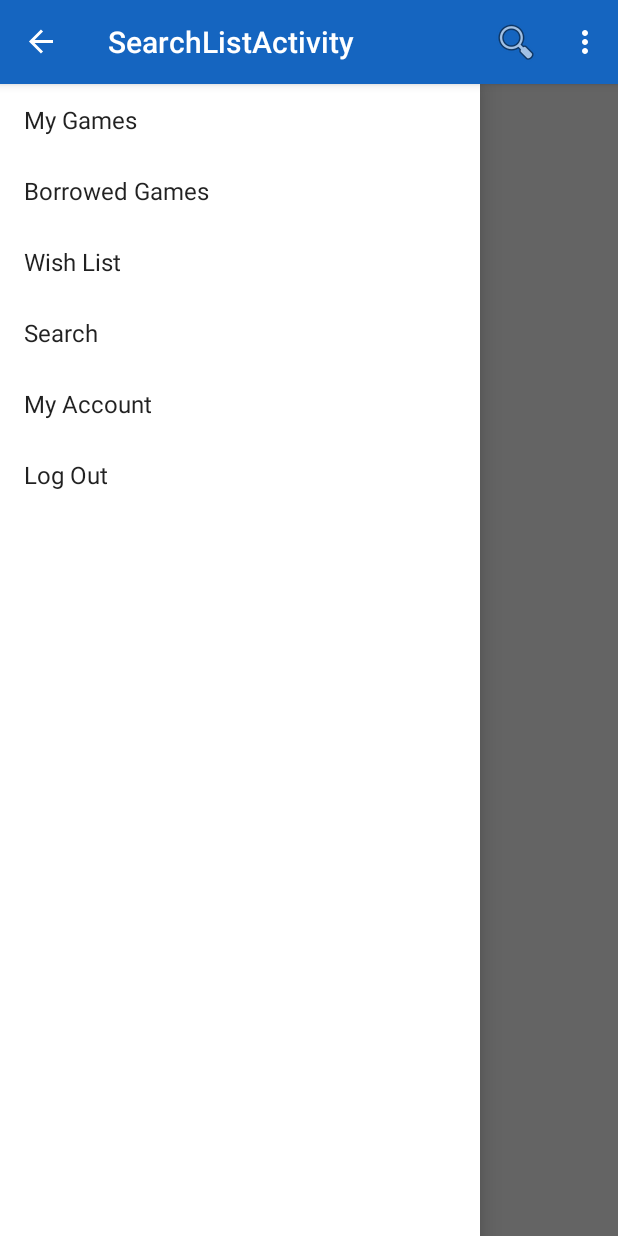
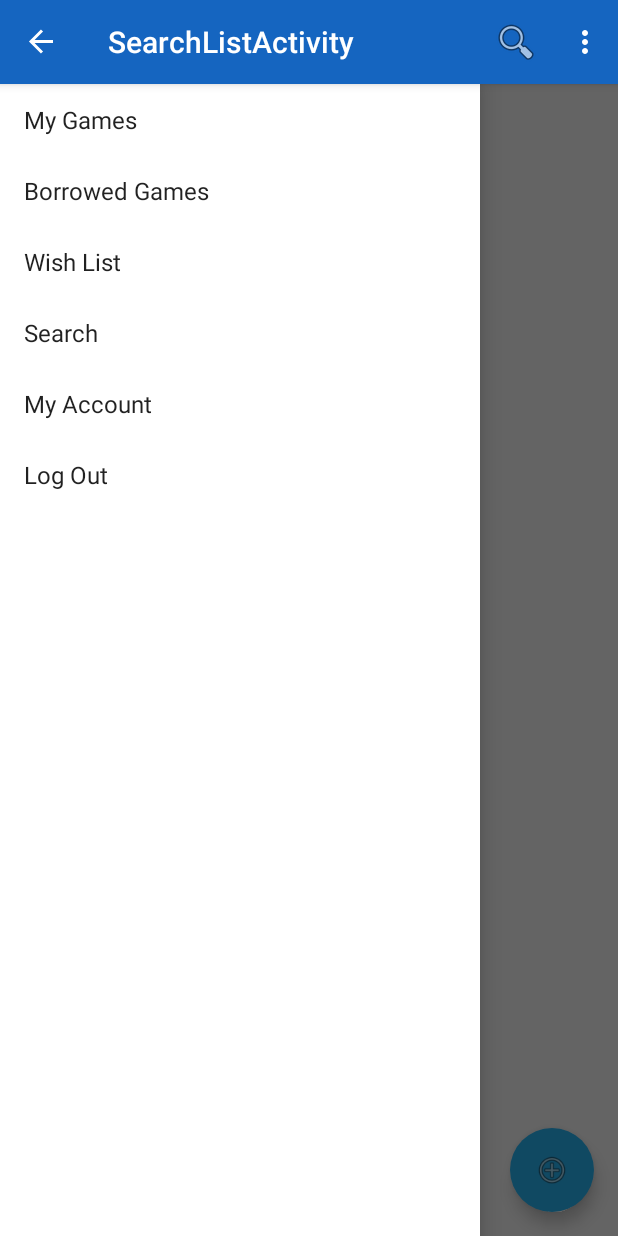
Before and after one commit to CMPUT301W16T18/GameXchange, an Android app: the SearchListActivity screen opened directly, with no data from a screen before it, with the side drawer open, on a phone screen of 412 x 824 dp. Run offline under Robolectric (Android 15) with nearby library versions, the light colour scheme and no system bars; our stand-ins replace Volley; libraries missing offline, so code that uses them is left out: uk.co.deanwild; network calls fail; 2 statements that could not run were skipped.

Commit message:
added FAB, refactored search list xml file

```diff
--- a/src/GameXchange/app/src/main/java/ca/ualberta/cmput301w16t18/gamexchange/SearchListActivity.java
+++ b/src/GameXchange/app/src/main/java/ca/ualberta/cmput301w16t18/gamexchange/SearchListActivity.java
@@ -6,6 +6,7 @@ import android.content.DialogInterface;
 import android.content.Intent;
 import android.content.res.Configuration;
 import android.os.Bundle;
+import android.support.design.widget.FloatingActionButton;
 import android.support.v4.widget.DrawerLayout;
 import android.support.v7.app.ActionBarDrawerToggle;
 import android.support.v7.app.AlertDialog;
@@ -107,6 +108,15 @@ public class SearchListActivity extends AppCompatActivity {
                 String gameID = games.getGames().get(position).getId();
                 intent.putExtra(Constants.GAME_ID, gameID);
                 startActivity(intent);
+            }
+        });
+
+        //Initialise FAB
+        FloatingActionButton fab = (FloatingActionButton) findViewById(R.id.fab);
+        fab.setOnClickListener(new View.OnClickListener() {
+            @Override
+            public void onClick(View v) {
+
             }
         });
 
--- a/src/GameXchange/app/src/main/res/layout/activity_search_list.xml
+++ b/src/GameXchange/app/src/main/res/layout/activity_search_list.xml
@@ -2,12 +2,13 @@
 <android.support.v4.widget.DrawerLayout
     xmlns:android="http://schemas.android.com/apk/res/android"
     xmlns:tools="http://schemas.android.com/tools"
+    xmlns:app="http://schemas.android.com/apk/res-auto"
     android:id="@+id/drawer_layout"
     android:layout_height="match_parent"
     android:layout_width="match_parent">
 
     <!-- Layout for main activity UI -->
-    <LinearLayout
+    <RelativeLayout
         android:layout_height="match_parent"
         android:layout_width="match_parent"
         android:orientation="vertical"
@@ -28,7 +29,20 @@
 
         </ListView>
 
-    </LinearLayout>
+        <android.support.design.widget.FloatingActionButton
+            android:id="@+id/fab"
+            android:layout_width="wrap_content"
+            android:layout_height="wrap_content"
+            android:src="@android:drawable/ic_menu_add"
+            android:layout_alignParentRight="true"
+            android:layout_alignParentBottom="true"
+            android:layout_margin="16dp"
+            app:elevation="6dp"
+            app:pressedTranslationZ="12dp"
+            app:borderWidth="0dp"
+            />
+
+    </RelativeLayout>
 
     <!-- Layout for the Drawer -->
     <ListView android:id="@+id/left_drawer"
```
